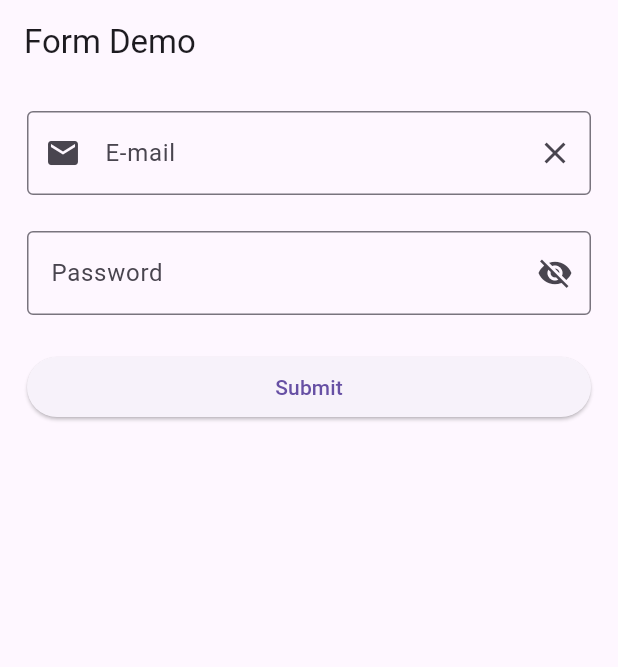
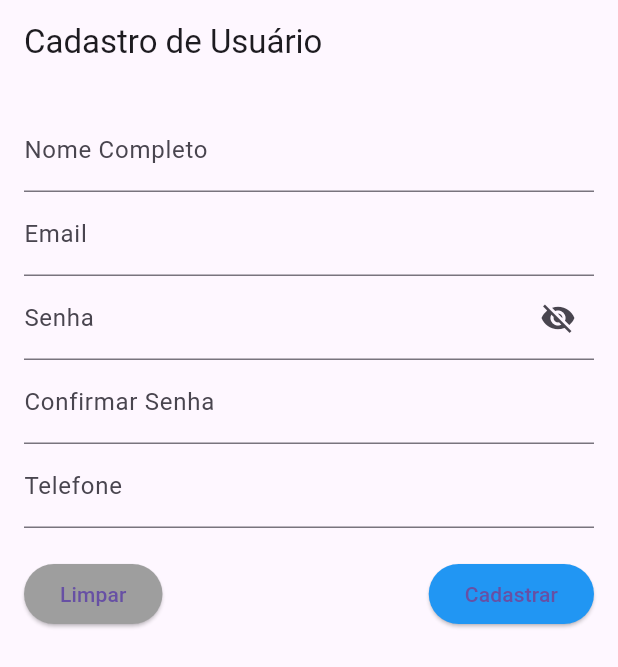
Before and after one commit to art5hur/forms, a Flutter app: the screen it shows after launch, on a phone screen of 412 x 824 dp. Shown: the top 667 px of the screen. Run offline on Flutter 3.47's test engine with Material 3 defaults, Android fonts, the phone set to English and light mode, and no system bars.

Commit message:
Projeto de forms de cadastro de usuários

```diff
--- a/lib/main.dart
+++ b/lib/main.dart
@@ -1,141 +1,190 @@
 import 'package:flutter/material.dart';
 
-void main() => runApp(const MyApp());
+void main() {
+  runApp(MaterialApp(
+    home: CadastroScreen(),
+  ));
+}
 
-class MyApp extends StatelessWidget {
-  const MyApp({Key? key}) : super(key: key);
+class CadastroScreen extends StatefulWidget {
+  @override
+  _CadastroScreenState createState() => _CadastroScreenState();
+}
+
+class _CadastroScreenState extends State<CadastroScreen> {
+  final _formKey = GlobalKey<FormState>();
+  final _nomeController = TextEditingController();
+  final _emailController = TextEditingController();
+  final _senhaController = TextEditingController();
+  final _confirmarSenhaController = TextEditingController();
+  final _telefoneController = TextEditingController();
+
+  bool _mostrarSenha = false;
+
+  // Função para validar o campo Nome Completo
+  String? validarNome(String? nome) {
+    if (nome == null || nome.isEmpty) {
+      return 'Por favor, insira seu nome completo';
+    }
+    List<String> palavras = nome.trim().split(' ');
+    if (palavras.length < 2) {
+      return 'Por favor, insira ao menos dois nomes';
+    }
+    return null;
+  }
+
+  // Função para validar o campo Email
+  String? validarEmail(String? email) {
+    if (email == null || email.isEmpty) {
+      return 'Por favor, insira seu email';
+    }
+    final emailRegex = RegExp(r'^[^@]+@[^@]+\.[^@]+');
+    if (!emailRegex.hasMatch(email)) {
+      return 'Por favor, insira um email válido';
+    }
+    return null;
+  }
+
+  // Função para validar o campo Senha
+  String? validarSenha(String? senha) {
+    if (senha == null || senha.isEmpty) {
+      return 'Por favor, insira uma senha';
+    }
+    if (senha.length < 8) {
+      return 'A senha deve ter pelo menos 8 caracteres';
+    }
+    final senhaRegex = RegExp(r'^(?=.*[a-z])(?=.*[A-Z])(?=.*\d).+$');
+    if (!senhaRegex.hasMatch(senha)) {
+      return 'A senha deve ter letras maiúsculas, minúsculas e números';
+    }
+    return null;
+  }
+
+  // Função para validar o campo Confirmação de Senha
+  String? validarConfirmacaoSenha(String? confirmacaoSenha) {
+    if (confirmacaoSenha == null || confirmacaoSenha != _senhaController.text) {
+      return 'As senhas não coincidem';
+    }
+    return null;
+  }
+
+  // Função para validar o campo Telefone
+  String? validarTelefone(String? telefone) {
+    if (telefone == null || telefone.isEmpty) {
+      return 'Por favor, insira seu número de telefone';
+    }
+    final telefoneRegex = RegExp(r'^\d{8,15}$');
+    if (!telefoneRegex.hasMatch(telefone)) {
+      return 'Insira um número de telefone válido (8-15 dígitos)';
+    }
+    return null;
+  }
+
+  // Função para limpar todos os campos do formulário
+  void limparFormulario() {
+    _formKey.currentState?.reset();
+    _nomeController.clear();
+    _emailController.clear();
+    _senhaController.clear();
+    _confirmarSenhaController.clear();
+    _telefoneController.clear();
+    setState(() {});
+  }
+
+  @override
+  void dispose() {
+    _nomeController.dispose();
+    _emailController.dispose();
+    _senhaController.dispose();
+    _confirmarSenhaController.dispose();
+    _telefoneController.dispose();
+    super.dispose();
+  }
 
   @override
   Widget build(BuildContext context) {
-    const appTitle = 'Form Demo';
-
-    return MaterialApp(
-      title: appTitle,
-      home: Scaffold(
-        appBar: AppBar(
-          title: const Text(appTitle),
+    return Scaffold(
+      appBar: AppBar(
+        title: Text('Cadastro de Usuário'),
+      ),
+      body: Padding(
+        padding: const EdgeInsets.all(16.0),
+        child: Form(
+          key: _formKey,
+          child: Column(
+            children: [
+              TextFormField(
+                controller: _nomeController,
+                decoration: InputDecoration(labelText: 'Nome Completo'),
+                validator: validarNome,
+              ),
+              TextFormField(
+                controller: _emailController,
+                decoration: InputDecoration(labelText: 'Email'),
+                keyboardType: TextInputType.emailAddress,
+                validator: validarEmail,
+              ),
+              TextFormField(
+                controller: _senhaController,
+                decoration: InputDecoration(
+                  labelText: 'Senha',
+                  suffixIcon: IconButton(
+                    icon: Icon(_mostrarSenha
+                        ? Icons.visibility
+                        : Icons.visibility_off),
+                    onPressed: () {
+                      setState(() {
+                        _mostrarSenha = !_mostrarSenha;
+                      });
+                    },
+                  ),
+                ),
+                obscureText: !_mostrarSenha,
+                validator: validarSenha,
+              ),
+              TextFormField(
+                controller: _confirmarSenhaController,
+                decoration: InputDecoration(labelText: 'Confirmar Senha'),
+                obscureText: !_mostrarSenha,
+                validator: validarConfirmacaoSenha,
+              ),
+              TextFormField(
+                controller: _telefoneController,
+                decoration: InputDecoration(labelText: 'Telefone'),
+                keyboardType: TextInputType.phone,
+                validator: validarTelefone,
+              ),
+              SizedBox(height: 20),
+              Row(
+                mainAxisAlignment: MainAxisAlignment.spaceBetween,
+                children: [
+                  ElevatedButton(
+                    onPressed: limparFormulario,
+                    child: Text('Limpar'),
+                    style: ElevatedButton.styleFrom(
+                      backgroundColor: Colors.grey,
+                    ),
+                  ),
+                  ElevatedButton(
+                    onPressed: () {
+                      if (_formKey.currentState?.validate() ?? false) {
+                        ScaffoldMessenger.of(context).showSnackBar(
+                          SnackBar(
+                              content: Text('Cadastro realizado com sucesso!')),
+                        );
+                      }
+                    },
+                    child: Text('Cadastrar'),
+                    style: ElevatedButton.styleFrom(
+                      backgroundColor: Colors.blue,
+                    ),
+                  ),
+                ],
+              ),
+            ],
+          ),
         ),
-        body: const MyCustomForm(),
       ),
     );
   }
 }
-
-// Define a custom Form widget.
-class MyCustomForm extends StatefulWidget {
-  const MyCustomForm({Key? key}) : super(key: key);
-
-  @override
-  MyCustomFormState createState() {
-    return MyCustomFormState();
-  }
-}
-
-// Define a corresponding State class.
-// This class holds data related to the form.
-class MyCustomFormState extends State<MyCustomForm> {
-  String email = '';
-  final passwordController = TextEditingController();
-  final emailController = TextEditingController();
-  final _formKey = GlobalKey<FormState>();
-  var _passwordVisible = false;
-
-  @override
-  void initState() {
-    super.initState();
-  }
-
-  @override
-  Widget build(BuildContext context) {
-    return Form(
-      key: _formKey,
-      child: ListView(
-        padding: const EdgeInsets.all(18),
-        children: <Widget>[
-          buildEmail(),
-          const SizedBox(
-            height: 24,
-          ),
-          buildPassword(),
-          const SizedBox(
-            height: 24,
-          ),
-          ElevatedButton(
-            onPressed: () {
-              //validar o form
-
-              //Acessar o form
-              bool valid = _formKey.currentState!.validate();
-
-              if (valid) {
-                print('Email: $email');
-                print('Password: ${passwordController.text}');
-              }
-            },
-            child: const Text('Submit'),
-          )
-        ],
-      ),
-    );
-  }
-
-  Widget buildEmail() => TextFormField(
-        validator: (value) {
-          if (value == null || value.isEmpty) {
-            return 'Obrigatório informar um e-mail';
-          }
-          if (!value.contains('@')) {
-            return 'O e-mail precisa conter @';
-          }
-          return null;
-        },
-        controller: emailController,
-        onChanged: (value) {
-          email = value;
-        },
-        decoration: InputDecoration(
-          hintText: 'name@example.com',
-          labelText: 'E-mail',
-          border: const OutlineInputBorder(),
-          prefixIcon: const Icon(Icons.email),
-          suffixIcon: IconButton(
-            icon: const Icon(Icons.close),
-            onPressed: () {
-              emailController.clear();
-            },
-          ),
-        ),
-        keyboardType: TextInputType.emailAddress,
-      );
-
-  Widget buildPassword() => TextFormField(
-        validator: (value) {
-          if (value == null || value.isEmpty) {
-            return 'Obrigatório informar uma senha';
-          }
-          if (value.length < 6) {
-            return 'Senha muito curta.';
-          }
-          if (!RegExp(r'[0-9]').hasMatch(value)) {
-            return 'A senha precisa conter pelo menos um número.';
-          }
-          return null;
-        },
-        controller: passwordController,
-        obscureText: !_passwordVisible,
-        decoration: InputDecoration(
-          hintText: 'Your Password...',
-          labelText: 'Password',
-          suffixIcon: IconButton(
-            icon: Icon(
-                _passwordVisible ? Icons.visibility : Icons.visibility_off),
-            onPressed: () {
-              setState(() {
-                _passwordVisible = !_passwordVisible;
-              });
-            },
-          ),
-          border: OutlineInputBorder(),
-        ),
-      );
-}
```
